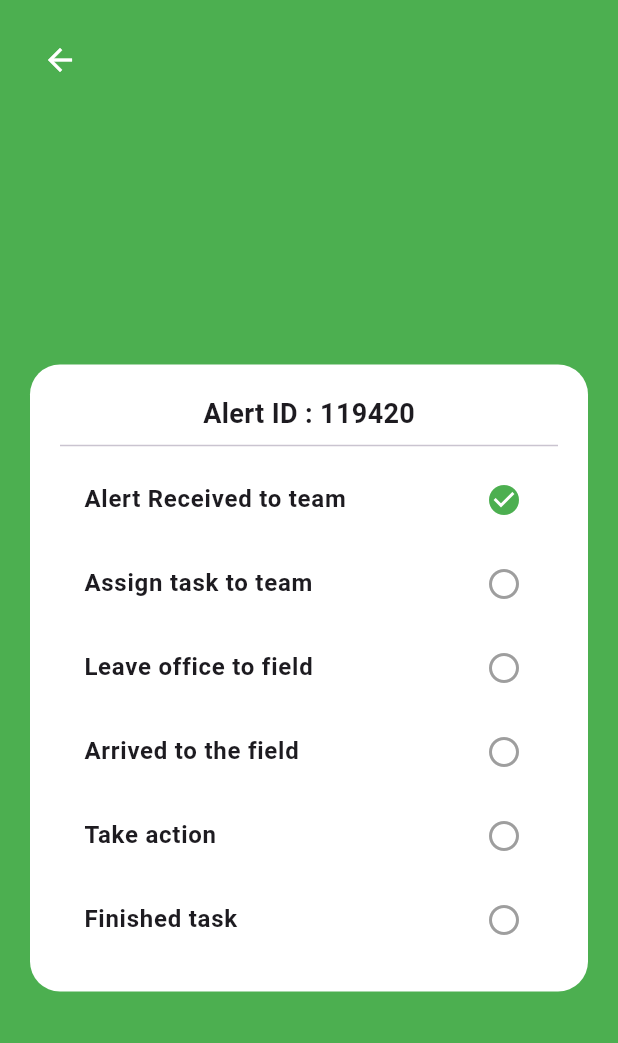
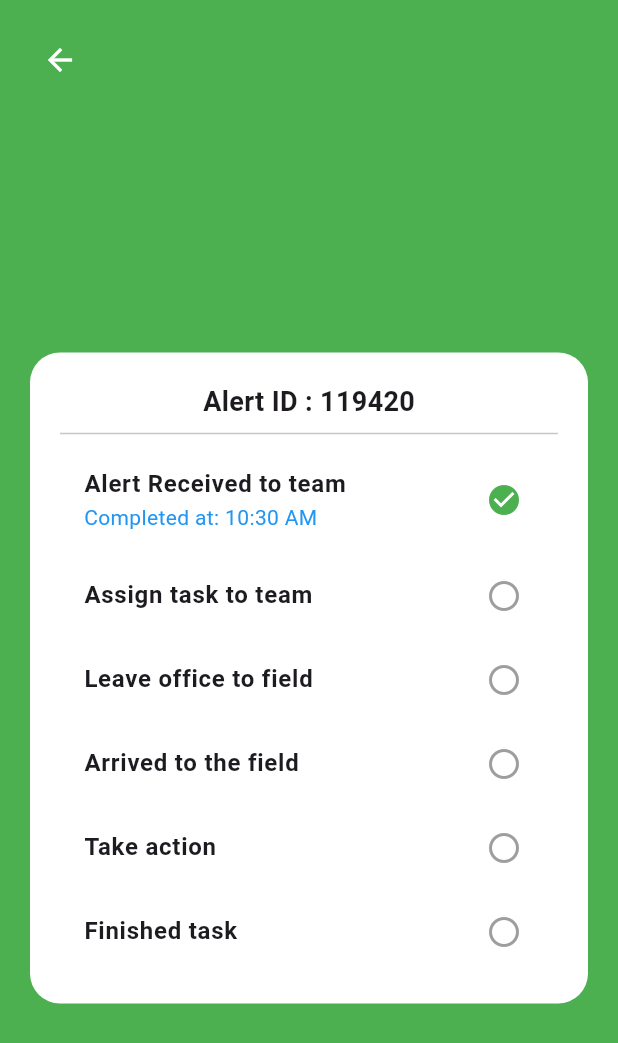
Before and after one commit to mohamedalisaifudeen/safecrop, a Flutter app: the AlertScreen screen opened directly, after a tap on the "circle" icon, on a phone screen of 412 x 824 dp. Shown: the top 1043 px of the screen. Run offline on Flutter 3.47's test engine with Material 3 defaults, Android fonts, the phone set to English and light mode, and no system bars; our stand-ins replace cloud_firestore, firebase_core; accounts and stored records are empty.

Commit message:
Alert with time when button is pressed

```diff
--- a/lib/AlertNew.dart
+++ b/lib/AlertNew.dart
@@ -1,5 +1,6 @@
 import 'dart:math';
 import 'package:flutter/material.dart';
+import 'package:intl/intl.dart'; // For formatting time
 
 void main() {
   runApp(MyApp());
@@ -23,12 +24,12 @@ class AlertScreen extends StatefulWidget {
 class _AlertScreenState extends State<AlertScreen> {
   final ValueNotifier<List<Map<String, dynamic>>> alertStepsNotifier =
   ValueNotifier([
-    {"title": "Alert Received to team", "status": false},
-    {"title": "Assign task to team", "status": false},
-    {"title": "Leave office to field", "status": false},
-    {"title": "Arrived to the field", "status": false},
-    {"title": "Take action", "status": false},
-    {"title": "Finished task", "status": false},
+    {"title": "Alert Received to team", "status": false, "timestamp": null},
+    {"title": "Assign task to team", "status": false, "timestamp": null},
+    {"title": "Leave office to field", "status": false, "timestamp": null},
+    {"title": "Arrived to the field", "status": false, "timestamp": null},
+    {"title": "Take action", "status": false, "timestamp": null},
+    {"title": "Finished task", "status": false, "timestamp": null},
   ]);
 
   late String alertID;
@@ -44,10 +45,21 @@ class _AlertScreenState extends State<AlertScreen> {
     return (random.nextInt(900000) + 100000).toString(); // Generates a 6-digit ID
   }
 
+  String getCurrentTime() {
+    return DateFormat('hh:mm a').format(DateTime.now()); // Example: 03:45 PM
+  }
+
   void toggleTaskStatus(int index) {
     List<Map<String, dynamic>> steps = List.from(alertStepsNotifier.value);
-    steps[index]["status"] = !steps[index]["status"]; // Toggle true or false
-    alertStepsNotifier.value = steps; // Update the ValueNotifier
+    steps[index]["status"] = !steps[index]["status"];
+
+    if (steps[index]["status"]) {
+      steps[index]["timestamp"] = getCurrentTime(); // Save timestamp when checked
+    } else {
+      steps[index]["timestamp"] = null; // Remove timestamp when unchecked
+    }
+
+    alertStepsNotifier.value = steps; // Update UI
   }
 
   @override
@@ -94,8 +106,13 @@ class _AlertScreenState extends State<AlertScreen> {
                               return ListTile(
                                 title: Text(
                                   alertSteps[index]["title"],
-                                  style: TextStyle(fontWeight: FontWeight.bold),
+                                  style: TextStyle(
+                                      fontWeight: FontWeight.bold, fontSize: 16),
                                 ),
+                                subtitle: alertSteps[index]["timestamp"] != null
+                                    ? Text("Completed at: ${alertSteps[index]["timestamp"]}",
+                                    style: TextStyle(color: Colors.blue))
+                                    : null,
                                 trailing: GestureDetector(
                                   onTap: () => toggleTaskStatus(index),
                                   child: Icon(
--- a/pubspec.yaml
+++ b/pubspec.yaml
@@ -35,6 +35,7 @@ dependencies:
   # Use with the CupertinoIcons class for iOS style icons.
   cupertino_icons: ^1.0.8
   cloud_firestore: ^5.6.5
+  intl: ^0.20.2
 
 dev_dependencies:
   flutter_test:
```
Also changed, not shown: pubspec.lock.
